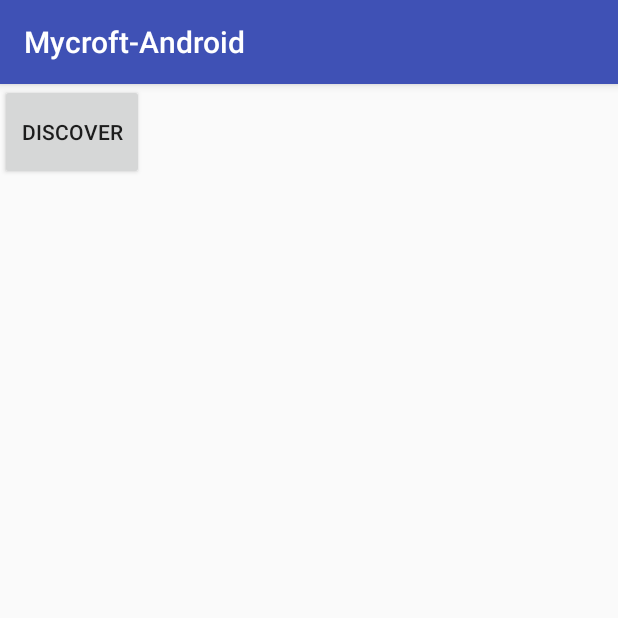
After one commit to MycroftAI/Mycroft-Android, an Android app: the DiscoveryActivity screen opened directly, with no data from a screen before it, on a phone screen of 412 x 824 dp, the top half of it. The commit adds this screen. Run offline under Robolectric (Android 15) with nearby library versions, the phone set to English and light mode, and no system bars.

Commit message:
Android Wear and Discovery stubs

```diff
--- /dev/null
+++ b/app/src/main/java/mycroft/ai/DiscoveryActivity.java
@@ -0,0 +1,86 @@
+package mycroft.ai;
+
+import android.os.Handler;
+import android.support.v7.app.AppCompatActivity;
+import android.os.Bundle;
+import android.util.Log;
+import android.view.View;
+import android.widget.TextView;
+
+import mycroft.ai.utils.NetworkAutoDiscoveryUtil;
+
+public class DiscoveryActivity extends AppCompatActivity {
+
+    private Handler mUpdateHandler;
+    private TextView mStatusView;
+    public static final String TAG = "Discovery";
+    private NetworkAutoDiscoveryUtil mDiscoveryUtil;
+
+    @Override
+    protected void onCreate(Bundle savedInstanceState) {
+        super.onCreate(savedInstanceState);
+        setContentView(R.layout.activity_discovery);
+
+        mStatusView = (TextView) findViewById(R.id.status);
+
+        mDiscoveryUtil = new NetworkAutoDiscoveryUtil(this);
+        mDiscoveryUtil.initializeNsd();
+        // Register service
+        mDiscoveryUtil.registerService(8000);
+    }
+
+    public void clickDiscover(View v) {
+        mDiscoveryUtil.discoverServices();
+    }
+
+    @Override
+    protected void onStart() {
+        Log.d(TAG, "Starting.");
+
+        mDiscoveryUtil = new NetworkAutoDiscoveryUtil(this);
+        mDiscoveryUtil.initializeNsd();
+        // Register service
+        mDiscoveryUtil.registerService(8000);
+        super.onStart();
+    }
+
+    @Override
+    protected void onPause() {
+        Log.d(TAG, "Pausing.");
+        if (mDiscoveryUtil != null) {
+            mDiscoveryUtil.stopDiscovery();
+        }
+        super.onPause();
+    }
+
+    @Override
+    protected void onResume() {
+        Log.d(TAG, "Resuming.");
+        super.onResume();
+        if (mDiscoveryUtil != null) {
+            mDiscoveryUtil.discoverServices();
+        }
+    }
+
+    // For KitKat and earlier releases, it is necessary to remove the
+    // service registration when the application is stopped.  There's
+    // no guarantee that the onDestroy() method will be called (we're
+    // killable after onStop() returns) and the NSD service won't remove
+    // the registration for us if we're killed.
+    // In L and later, NsdService will automatically unregister us when
+    // our connection goes away when we're killed, so this step is
+    // optional (but recommended).
+    @Override
+    protected void onStop() {
+        Log.d(TAG, "Being stopped.");
+        mDiscoveryUtil.tearDown();
+        mDiscoveryUtil = null;
+        super.onStop();
+    }
+
+    @Override
+    protected void onDestroy() {
+        Log.d(TAG, "Being destroyed.");
+        super.onDestroy();
+    }
+}
--- a/app/src/main/java/mycroft/ai/MainActivity.java
+++ b/app/src/main/java/mycroft/ai/MainActivity.java
@@ -96,6 +96,10 @@ public class MainActivity extends AppCompatActivity {
         }
 
         ttsManager = new TTSManager(this);
+
+        // start the discovery activity
+        // startActivity(new Intent(this, DiscoveryActivity.class));
+
     }
 
     @Override
--- a/app/src/main/java/mycroft/ai/utils/NetworkAutoDiscoveryUtil.java
+++ b/app/src/main/java/mycroft/ai/utils/NetworkAutoDiscoveryUtil.java
@@ -1,10 +1,9 @@
 package mycroft.ai.utils;
 
+import android.content.Context;
+import android.net.nsd.NsdServiceInfo;
 import android.net.nsd.NsdManager;
-import android.net.nsd.NsdServiceInfo;
 import android.util.Log;
-
-import java.net.InetAddress;
 
 /**
  * Created by paul on 2016/06/28.
@@ -13,19 +12,28 @@ public class NetworkAutoDiscoveryUtil {
 
     private static final String TAG = "NetworkDiscovery";
     private static final String SERVICE_TYPE = " _mycroft._tcp";
-    private NsdManager.DiscoveryListener mDiscoveryListener;
     private String mServiceName = "MycroftAI Websocket";
-    NsdManager mNsdManager;
-    private NsdManager.ResolveListener mResolveListener;
     private NsdServiceInfo mService;
 
+    Context mContext;
+    NsdManager mNsdManager;
+    NsdManager.ResolveListener mResolveListener;
+    NsdManager.DiscoveryListener mDiscoveryListener;
+    NsdManager.RegistrationListener mRegistrationListener;
+
+
+    public NetworkAutoDiscoveryUtil(Context context) {
+        mContext = context;
+        mNsdManager = (NsdManager) context.getSystemService(Context.NSD_SERVICE);
+    }
+
+    public void initializeNsd() {
+        initializeResolveListener();
+        //mNsdManager.init(mContext.getMainLooper(), this);
+    }
 
     public void initializeDiscoveryListener() {
-
-        // Instantiate a new DiscoveryListener
         mDiscoveryListener = new NsdManager.DiscoveryListener() {
-
-            //  Called as soon as service discovery begins.
             @Override
             public void onDiscoveryStarted(String regType) {
                 Log.d(TAG, "Service discovery started");
@@ -33,26 +41,22 @@ public class NetworkAutoDiscoveryUtil {
 
             @Override
             public void onServiceFound(NsdServiceInfo service) {
-                // A service was found!  Do something with it.
                 Log.d(TAG, "Service discovery success" + service);
                 if (!service.getServiceType().equals(SERVICE_TYPE)) {
-                    // Service type is the string containing the protocol and
-                    // transport layer for this service.
                     Log.d(TAG, "Unknown Service Type: " + service.getServiceType());
                 } else if (service.getServiceName().equals(mServiceName)) {
-                    // The name of the service tells the user what they'd be
-                    // connecting to. It could be "Bob's Chat App".
                     Log.d(TAG, "Same machine: " + mServiceName);
-                } else if (service.getServiceName().contains("NsdChat")){
+                } else if (service.getServiceName().contains(mServiceName)) {
                     mNsdManager.resolveService(service, mResolveListener);
                 }
             }
 
             @Override
             public void onServiceLost(NsdServiceInfo service) {
-                // When the network service is no longer available.
-                // Internal bookkeeping code goes here.
                 Log.e(TAG, "service lost" + service);
+                if (mService == service) {
+                    mService = null;
+                }
             }
 
             @Override
@@ -63,38 +67,98 @@ public class NetworkAutoDiscoveryUtil {
             @Override
             public void onStartDiscoveryFailed(String serviceType, int errorCode) {
                 Log.e(TAG, "Discovery failed: Error code:" + errorCode);
-                mNsdManager.stopServiceDiscovery(this);
             }
 
             @Override
             public void onStopDiscoveryFailed(String serviceType, int errorCode) {
                 Log.e(TAG, "Discovery failed: Error code:" + errorCode);
-                mNsdManager.stopServiceDiscovery(this);
             }
         };
     }
 
     public void initializeResolveListener() {
         mResolveListener = new NsdManager.ResolveListener() {
-
             @Override
             public void onResolveFailed(NsdServiceInfo serviceInfo, int errorCode) {
-                // Called when the resolve fails.  Use the error code to debug.
                 Log.e(TAG, "Resolve failed" + errorCode);
             }
 
             @Override
             public void onServiceResolved(NsdServiceInfo serviceInfo) {
                 Log.e(TAG, "Resolve Succeeded. " + serviceInfo);
-
                 if (serviceInfo.getServiceName().equals(mServiceName)) {
                     Log.d(TAG, "Same IP.");
                     return;
                 }
                 mService = serviceInfo;
-                int port = mService.getPort();
-                InetAddress host = mService.getHost();
             }
         };
     }
+
+    public void initializeRegistrationListener() {
+        mRegistrationListener = new NsdManager.RegistrationListener() {
+            @Override
+            public void onServiceRegistered(NsdServiceInfo NsdServiceInfo) {
+                mServiceName = NsdServiceInfo.getServiceName();
+                Log.d(TAG, "Service registered: " + mServiceName);
+            }
+
+            @Override
+            public void onRegistrationFailed(NsdServiceInfo arg0, int arg1) {
+                Log.d(TAG, "Service registration failed: " + arg1);
+            }
+
+            @Override
+            public void onServiceUnregistered(NsdServiceInfo arg0) {
+                Log.d(TAG, "Service unregistered: " + arg0.getServiceName());
+            }
+
+            @Override
+            public void onUnregistrationFailed(NsdServiceInfo serviceInfo, int errorCode) {
+                Log.d(TAG, "Service unregistration failed: " + errorCode);
+            }
+        };
+    }
+
+    public void registerService(int port) {
+        tearDown();  // Cancel any previous registration request
+        initializeRegistrationListener();
+        NsdServiceInfo serviceInfo = new NsdServiceInfo();
+        serviceInfo.setPort(port);
+        serviceInfo.setServiceName(mServiceName);
+        serviceInfo.setServiceType(SERVICE_TYPE);
+        mNsdManager.registerService(
+                serviceInfo, NsdManager.PROTOCOL_DNS_SD, mRegistrationListener);
+    }
+
+    public void discoverServices() {
+        stopDiscovery();  // Cancel any existing discovery request
+        initializeDiscoveryListener();
+        mNsdManager.discoverServices(
+                SERVICE_TYPE, NsdManager.PROTOCOL_DNS_SD, mDiscoveryListener);
+    }
+
+    public void stopDiscovery() {
+        if (mDiscoveryListener != null) {
+            try {
+                mNsdManager.stopServiceDiscovery(mDiscoveryListener);
+            } finally {
+            }
+            mDiscoveryListener = null;
+        }
+    }
+
+    public NsdServiceInfo getChosenServiceInfo() {
+        return mService;
+    }
+
+    public void tearDown() {
+        if (mRegistrationListener != null) {
+            try {
+                mNsdManager.unregisterService(mRegistrationListener);
+            } finally {
+            }
+            mRegistrationListener = null;
+        }
+    }
 }
--- /dev/null
+++ b/app/src/main/res/layout/activity_discovery.xml
@@ -0,0 +1,24 @@
+<?xml version="1.0" encoding="utf-8"?>
+<LinearLayout xmlns:android="http://schemas.android.com/apk/res/android"
+    android:layout_width="fill_parent"
+    android:layout_height="fill_parent"
+    android:orientation="vertical" >
+    <LinearLayout
+        xmlns:android="http://schemas.android.com/apk/res/android"
+        android:layout_width="match_parent"
+        android:layout_height="96dp"
+        android:orientation="horizontal" >
+        <Button
+            android:id="@+id/discover_btn"
+            android:layout_width="96dp"
+            android:layout_height="64dp"
+            android:onClick="clickDiscover"
+            android:text="@string/discover" />
+    </LinearLayout>
+    <TextView
+        android:id="@+id/status"
+        android:layout_width="fill_parent"
+        android:layout_height="350dp"
+        android:focusable="true" />
+
+</LinearLayout>
```
Also changed, not shown: app/src/main/AndroidManifest.xml (+26 -13 lines), app/src/main/java/mycroft/ai/wear/MycroftDisplayActivity.java (added, +19 -0 lines), app/src/main/java/mycroft/ai/wear/MycroftPostNotificationReceiver.java (added, +34 -0 lines), app/src/main/java/mycroft/ai/wear/MycroftStubBroadcastActivity.java (added, +23 -0 lines), app/src/main/res/layout/activity_display.xml (added, +15 -0 lines), app/src/main/res/values/strings.xml (+9 -0 lines).
